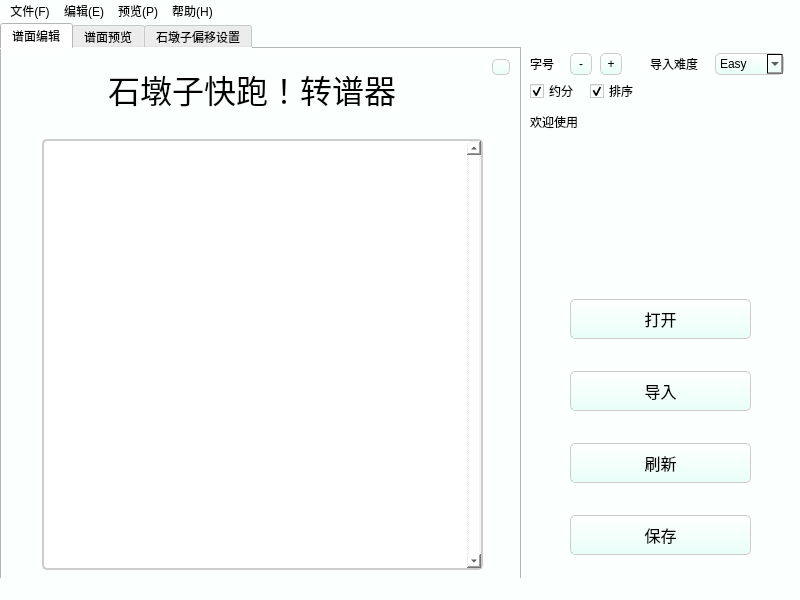
Qt form untitled1/mainwindow.ui (freefood0-aka-iriel/VM2SDZ) before a commit.
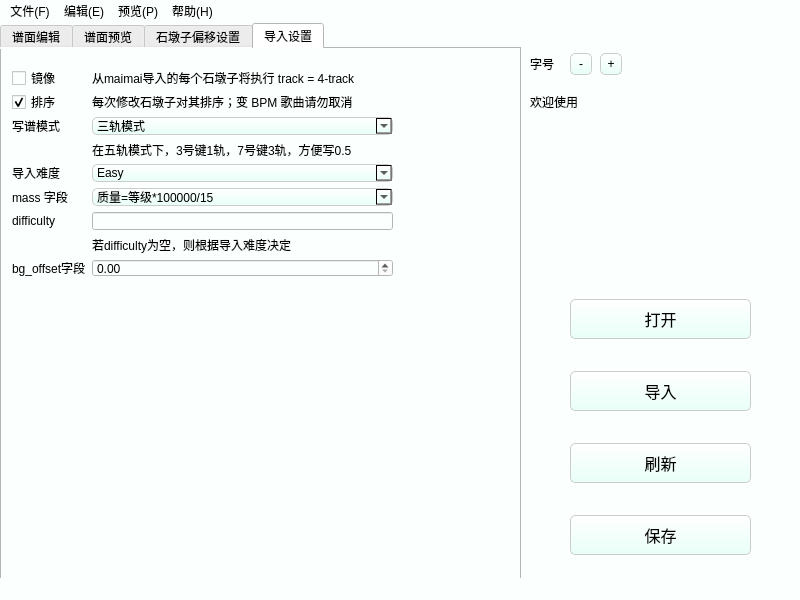
The same form after that commit. Icons and pictures are not drawn.

```diff
--- a/untitled1/mainwindow.ui
+++ b/untitled1/mainwindow.ui
@@ -126,90 +126,13 @@
       <string>+</string>
      </property>
     </widget>
-    <widget class="QCheckBox" name="checkBox">
-     <property name="geometry">
-      <rect>
-       <x>10</x>
-       <y>40</y>
-       <width>71</width>
-       <height>16</height>
-      </rect>
-     </property>
-     <property name="text">
-      <string>约分</string>
-     </property>
-     <property name="checked">
-      <bool>true</bool>
-     </property>
-    </widget>
-    <widget class="QLabel" name="label_3">
-     <property name="geometry">
-      <rect>
-       <x>130</x>
-       <y>15</y>
-       <width>54</width>
-       <height>12</height>
-      </rect>
-     </property>
-     <property name="text">
-      <string>导入难度</string>
-     </property>
-    </widget>
-    <widget class="QComboBox" name="comboBox">
-     <property name="geometry">
-      <rect>
-       <x>195</x>
-       <y>10</y>
-       <width>69</width>
-       <height>22</height>
-      </rect>
-     </property>
-     <property name="currentText">
-      <string>Easy</string>
-     </property>
-     <item>
-      <property name="text">
-       <string>Easy</string>
-      </property>
-     </item>
-     <item>
-      <property name="text">
-       <string>Basic</string>
-      </property>
-     </item>
-     <item>
-      <property name="text">
-       <string>Advanced</string>
-      </property>
-     </item>
-     <item>
-      <property name="text">
-       <string>Expert</string>
-      </property>
-     </item>
-     <item>
-      <property name="text">
-       <string>Master</string>
-      </property>
-     </item>
-     <item>
-      <property name="text">
-       <string>Re:Master</string>
-      </property>
-     </item>
-     <item>
-      <property name="text">
-       <string>宴会场</string>
-      </property>
-     </item>
-    </widget>
     <widget class="QLabel" name="hintLabel">
      <property name="geometry">
       <rect>
        <x>10</x>
-       <y>70</y>
+       <y>50</y>
        <width>261</width>
-       <height>141</height>
+       <height>161</height>
       </rect>
      </property>
      <property name="sizePolicy">
@@ -228,22 +151,6 @@
       <bool>true</bool>
      </property>
     </widget>
-    <widget class="QCheckBox" name="checkBox_sort">
-     <property name="geometry">
-      <rect>
-       <x>70</x>
-       <y>40</y>
-       <width>71</width>
-       <height>16</height>
-      </rect>
-     </property>
-     <property name="text">
-      <string>排序</string>
-     </property>
-     <property name="checked">
-      <bool>true</bool>
-     </property>
-    </widget>
    </widget>
    <widget class="QWidget" name="verticalLayoutWidget">
     <property name="geometry">
@@ -339,6 +246,9 @@
     </layout>
    </widget>
    <widget class="QTabWidget" name="tabWidget">
+    <property name="enabled">
+     <bool>true</bool>
+    </property>
     <property name="geometry">
      <rect>
       <x>0</x>
@@ -357,7 +267,7 @@
      <string notr="true"/>
     </property>
     <property name="currentIndex">
-     <number>0</number>
+     <number>3</number>
     </property>
     <widget class="QWidget" name="editTab">
      <property name="styleSheet">
@@ -640,6 +550,205 @@
       </property>
      </widget>
     </widget>
+    <widget class="QWidget" name="tab">
+     <attribute name="title">
+      <string>导入设置</string>
+     </attribute>
+     <widget class="QWidget" name="layoutWidget">
+      <property name="geometry">
+       <rect>
+        <x>10</x>
+        <y>20</y>
+        <width>381</width>
+        <height>208</height>
+       </rect>
+      </property>
+      <layout class="QFormLayout" name="formLayout">
+       <property name="sizeConstraint">
+        <enum>QLayout::SetDefaultConstraint</enum>
+       </property>
+       <property name="fieldGrowthPolicy">
+        <enum>QFormLayout::AllNonFixedFieldsGrow</enum>
+       </property>
+       <property name="rowWrapPolicy">
+        <enum>QFormLayout::DontWrapRows</enum>
+       </property>
+       <property name="labelAlignment">
+        <set>Qt::AlignLeading|Qt::AlignLeft|Qt::AlignVCenter</set>
+       </property>
+       <property name="formAlignment">
+        <set>Qt::AlignJustify|Qt::AlignVCenter</set>
+       </property>
+       <property name="topMargin">
+        <number>0</number>
+       </property>
+       <item row="0" column="0">
+        <widget class="QCheckBox" name="checkBox_mirror">
+         <property name="text">
+          <string>镜像</string>
+         </property>
+        </widget>
+       </item>
+       <item row="0" column="1">
+        <widget class="QLabel" name="label_5">
+         <property name="text">
+          <string>从maimai导入的每个石墩子将执行 track = 4-track</string>
+         </property>
+        </widget>
+       </item>
+       <item row="1" column="0">
+        <widget class="QCheckBox" name="checkBox_sort">
+         <property name="text">
+          <string>排序</string>
+         </property>
+         <property name="checked">
+          <bool>true</bool>
+         </property>
+        </widget>
+       </item>
+       <item row="1" column="1">
+        <widget class="QLabel" name="label_6">
+         <property name="text">
+          <string>每次修改石墩子对其排序；变 BPM 歌曲请勿取消</string>
+         </property>
+        </widget>
+       </item>
+       <item row="4" column="0">
+        <widget class="QLabel" name="label_3">
+         <property name="text">
+          <string>导入难度</string>
+         </property>
+        </widget>
+       </item>
+       <item row="4" column="1">
+        <widget class="QComboBox" name="comboBox">
+         <property name="currentText">
+          <string>Easy</string>
+         </property>
+         <item>
+          <property name="text">
+           <string>Easy</string>
+          </property>
+         </item>
+         <item>
+          <property name="text">
+           <string>Basic</string>
+          </property>
+         </item>
+         <item>
+          <property name="text">
+           <string>Advanced</string>
+          </property>
+         </item>
+         <item>
+          <property name="text">
+           <string>Expert</string>
+          </property>
+         </item>
+         <item>
+          <property name="text">
+           <string>Master</string>
+          </property>
+         </item>
+         <item>
+          <property name="text">
+           <string>Re:Master</string>
+          </property>
+         </item>
+         <item>
+          <property name="text">
+           <string>宴会场</string>
+          </property>
+         </item>
+        </widget>
+       </item>
+       <item row="5" column="0">
+        <widget class="QLabel" name="label_7">
+         <property name="text">
+          <string>mass 字段</string>
+         </property>
+        </widget>
+       </item>
+       <item row="5" column="1">
+        <widget class="QComboBox" name="comboBox_mass">
+         <item>
+          <property name="text">
+           <string>质量=等级*100000/15</string>
+          </property>
+         </item>
+         <item>
+          <property name="text">
+           <string>质量=等级</string>
+          </property>
+         </item>
+        </widget>
+       </item>
+       <item row="6" column="0">
+        <widget class="QLabel" name="label_9">
+         <property name="text">
+          <string>difficulty</string>
+         </property>
+        </widget>
+       </item>
+       <item row="6" column="1">
+        <widget class="QLineEdit" name="lineEdit_difficulty">
+         <property name="text">
+          <string/>
+         </property>
+        </widget>
+       </item>
+       <item row="7" column="1">
+        <widget class="QLabel" name="label_10">
+         <property name="text">
+          <string>若difficulty为空，则根据导入难度决定</string>
+         </property>
+        </widget>
+       </item>
+       <item row="8" column="0">
+        <widget class="QLabel" name="label_8">
+         <property name="text">
+          <string>bg_offset字段</string>
+         </property>
+        </widget>
+       </item>
+       <item row="2" column="1">
+        <widget class="QComboBox" name="comboBox_chartingMode">
+         <item>
+          <property name="text">
+           <string>三轨模式</string>
+          </property>
+         </item>
+         <item>
+          <property name="text">
+           <string>五轨模式</string>
+          </property>
+         </item>
+        </widget>
+       </item>
+       <item row="2" column="0">
+        <widget class="QLabel" name="label_11">
+         <property name="text">
+          <string>写谱模式</string>
+         </property>
+        </widget>
+       </item>
+       <item row="3" column="1">
+        <widget class="QLabel" name="label_12">
+         <property name="text">
+          <string>在五轨模式下，3号键1轨，7号键3轨，方便写0.5</string>
+         </property>
+        </widget>
+       </item>
+       <item row="8" column="1">
+        <widget class="QDoubleSpinBox" name="doubleSpinBox">
+         <property name="singleStep">
+          <double>0.010000000000000</double>
+         </property>
+        </widget>
+       </item>
+      </layout>
+     </widget>
+    </widget>
    </widget>
   </widget>
   <widget class="QMenuBar" name="menubar">
```
Left out of the diff: 10 changed lines with no effect on the pictures.
